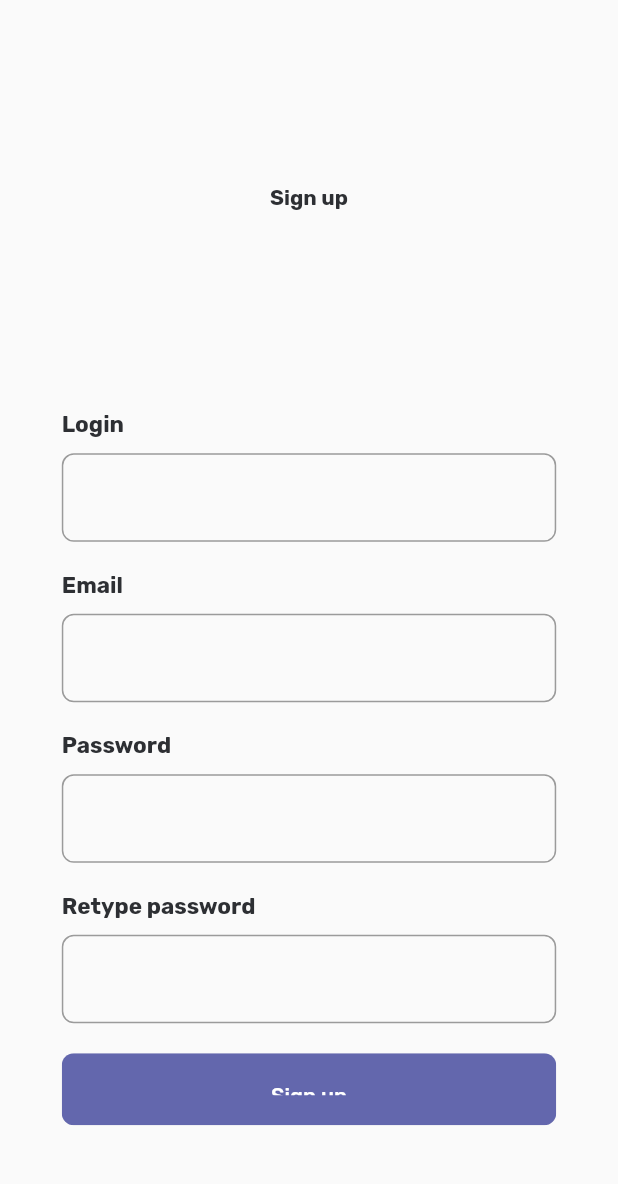
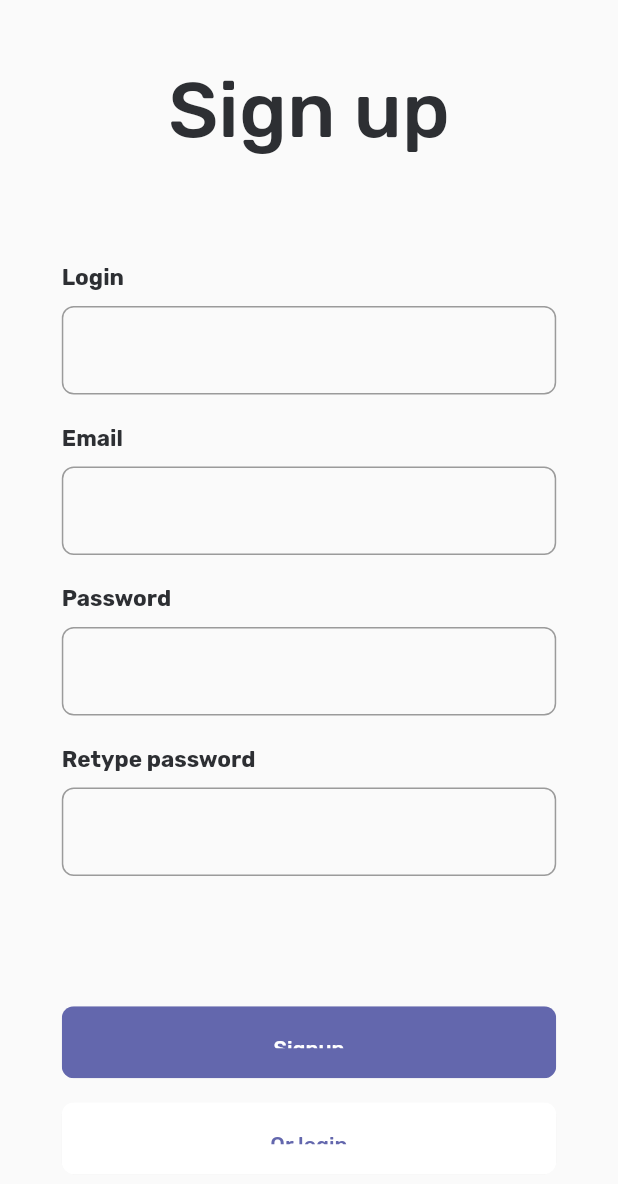
Before and after one commit to kormax/Oracle, a Flutter app: the screen it shows after launch, after a tap on "Signup", on a phone screen of 412 x 824 dp. Shown: the top 1184 px of the screen. Run offline on Flutter 3.47's test engine with Material 2 defaults, Android fonts, the phone set to English and light mode, and no system bars; our stand-ins replace flutter_svg.

Commit message:
Add text styles

```diff
--- a/lib/constants.dart
+++ b/lib/constants.dart
@@ -1 +1,2 @@
 export "constants/colors.dart";
+export "constants/text.dart";
--- /dev/null
+++ b/lib/constants/text.dart
@@ -0,0 +1,35 @@
+import 'package:flutter/material.dart';
+
+class Text_ {
+
+  const Text_();
+
+  static const heading1 = const TextStyle(
+      fontSize: 52,  height: 64/52,
+      fontWeight: FontWeight.w500);
+  static const heading2 = const TextStyle(
+      fontSize: 42,  height: 48/442,
+      fontWeight: FontWeight.w600);
+  static const heading3 = const TextStyle(
+      fontSize: 28,  height: 40/28,
+      fontWeight: FontWeight.w600);
+  static const heading4 = const TextStyle(
+      fontSize: 22, height: 24/22,
+      fontWeight: FontWeight.w500);
+
+
+  static const bodyMedium = const TextStyle(
+      fontSize: 16,  height: 24/16,
+      fontWeight: FontWeight.w500);
+  static const bodyRegular = const TextStyle(
+      fontSize: 16,  height: 24/16,
+      fontWeight: FontWeight.w400);
+  static const bodyLight = const TextStyle(
+      fontSize: 16, height: 24/16,
+      fontWeight: FontWeight.w300);
+
+  static const button = const TextStyle(
+      fontSize: 16, height: 24/16,
+      fontWeight: FontWeight.w400);
+
+}
--- a/lib/screens/initial/login.dart
+++ b/lib/screens/initial/login.dart
@@ -18,24 +18,32 @@ class _LoginScreenState extends State<LoginScreen> {
   @override
   Widget build(BuildContext context) {
     Size size = MediaQuery.of(context).size;
+    double margin = size.width * 0.1;
 
     return Scaffold(
         body: SingleChildScrollView(
+        child: SizedBox(
+          height: size.height,
             child: Column(
               mainAxisAlignment: MainAxisAlignment.center,
               children: <Widget>[
-            SizedBox(height: size.height * 0.15),
+                SizedBox(height: margin),
 
                 Text(
                     "Login",
-              style: TextStyle(fontWeight: FontWeight.bold),
+                    style: Text_.heading1
                 ),
 
-            SizedBox(height: size.height * 0.25),
+                Spacer(),
 
                 EntryField(label: "Login", type: EntryFieldType.plaintext),
                 EntryField(label: "Password", type: EntryFieldType.password),
-            Center(
+
+                Spacer(),
+
+                Container(
+                    margin: EdgeInsets.symmetric(horizontal: margin, vertical: 16),
+                    width: size.width - margin * 2,
                     child: Button(
                       text: "Login",
                       color: Colors_.primaryNormal,
@@ -44,12 +52,22 @@ class _LoginScreenState extends State<LoginScreen> {
                     )
                 ),
 
+                Container(
+                    margin: EdgeInsets.symmetric(horizontal: margin),
+                    width: size.width - margin * 2,
+                    child: Button(
+                      text: "Or signup",
+                      color: Colors_.grayscaleWhite,
+                      textColor: Colors_.primaryNormal,
+                      onPressed: () => Navigator.popAndPushNamed(context, "/signup"),
+                    )
+                ),
 
-            SizedBox(height: size.height * 0.05),
-
+                SizedBox(height: margin),
               ],
             ),
           ),
+        )
     );
   }
 }
--- a/lib/screens/initial/signup.dart
+++ b/lib/screens/initial/signup.dart
@@ -1,4 +1,4 @@
-import 'package:data/constants/colors.dart';
+import 'package:data/constants.dart';
 import 'package:data/widgets/button.dart';
 import 'package:data/widgets/entry_field.dart';
 import 'package:data/widgets/entry_field_type.dart';
@@ -18,6 +18,66 @@ class _SignUpScreenState extends State<SignUpScreen> {
   @override
   Widget build(BuildContext context) {
     Size size = MediaQuery.of(context).size;
+    double margin = size.width * 0.1;
+
+    return Scaffold(
+        body: SingleChildScrollView(
+          child: SizedBox(
+            height: size.height,
+            child: Column(
+              mainAxisAlignment: MainAxisAlignment.center,
+              children: <Widget>[
+                SizedBox(height: margin),
+
+                Text(
+                    "Sign up",
+                    style: Text_.heading1
+                ),
+
+                Spacer(),
+
+                EntryField(label: "Login", type: EntryFieldType.plaintext),
+                EntryField(label: "Email", type: EntryFieldType.plaintext),
+                EntryField(label: "Password", type: EntryFieldType.password),
+                EntryField(label: "Retype password", type: EntryFieldType.password),
+
+                Spacer(),
+
+                Container(
+                    margin: EdgeInsets.symmetric(horizontal: margin, vertical: 16),
+                    width: size.width - margin * 2,
+                    child: Button(
+                      text: "Signup",
+                      color: Colors_.primaryNormal,
+                      textColor: Colors_.grayscaleWhite,
+                      onPressed: () => Navigator.popAndPushNamed(context, "/main"),
+                    )
+                ),
+
+                Container(
+                    margin: EdgeInsets.symmetric(horizontal: margin),
+                    width: size.width - margin * 2,
+                    child: Button(
+                      text: "Or login",
+                      color: Colors_.grayscaleWhite,
+                      textColor: Colors_.primaryNormal,
+                      onPressed: () => Navigator.popAndPushNamed(context, "/login"),
+                    )
+                ),
+
+                SizedBox(height: margin),
+              ],
+            ),
+          ),
+        )
+    );
+  }
+  /*
+  @override
+  Widget build(BuildContext context) {
+    Size size = MediaQuery.of(context).size;
+
+
 
     return Scaffold(
       body: SingleChildScrollView(
@@ -50,5 +110,5 @@ class _SignUpScreenState extends State<SignUpScreen> {
         ),
       ),
     );
-  }
+  }*/
 }
--- a/lib/screens/initial/welcome.dart
+++ b/lib/screens/initial/welcome.dart
@@ -1,4 +1,4 @@
-import 'package:data/constants/colors.dart';
+import 'package:data/constants.dart';
 import 'package:data/widgets/button.dart';
 import 'package:flutter/material.dart';
 import 'package:flutter_svg/svg.dart';
@@ -20,10 +20,11 @@ class _OnboardingScreenState extends State<OnboardingScreen> {
 
     return Scaffold(
       body: SingleChildScrollView(
+        child: SizedBox(
+          height: size.height,
           child: Column(
-          mainAxisAlignment: MainAxisAlignment.center,
+          //mainAxisAlignment: MainAxisAlignment.center,
           children: <Widget>[
-            SizedBox(height: size.height * 0.05),
             SvgPicture.asset(
                 "assets/logo.svg",
                 height: size.height * 0.10,
@@ -32,14 +33,16 @@ class _OnboardingScreenState extends State<OnboardingScreen> {
                 color: Colors_.primary
             ),
             Text(
-              "Welcome screen",
-              style: TextStyle(fontWeight: FontWeight.bold),
+              "Welcome",
+              style: Text_.heading1
             ),
 
-            SizedBox(height: size.height * 0.45),
+            Spacer(),
 
 
-            Center(
+            Container(
+              margin: EdgeInsets.symmetric(horizontal: size.width * 0.1, vertical: 8),
+              width: size.width * 0.8,
               child: Button(
               text: "Login",
               color: Colors_.primaryNormal,
@@ -48,7 +51,10 @@ class _OnboardingScreenState extends State<OnboardingScreen> {
               )
             ),
 
-            Center(
+
+            Container(
+                margin: EdgeInsets.symmetric(horizontal: size.width * 0.1,  vertical: 8),
+                width: size.width * 0.8,
                 child: Button(
                   text: "Signup",
                   color: Colors_.grayscaleWhite,
@@ -57,11 +63,13 @@ class _OnboardingScreenState extends State<OnboardingScreen> {
                 )
             ),
 
-            SizedBox(height: size.height * 0.05),
+            SizedBox(height: size.width * 0.1 - 8)
+
 
           ],
         ),
       ),
+      )
     );
   }
 }
--- a/lib/screens/main.dart
+++ b/lib/screens/main.dart
@@ -112,7 +112,7 @@ class _MainNavigationScreenState extends State<MainNavigationScreen> {
         backgroundColor: Colors_.primary,
         actions: <Widget>[
           IconButton(
-            icon: const Icon(Icons.message_rounded),
+            icon: const Icon(Icons.supervised_user_circle_outlined),
             tooltip: 'Profile',
             onPressed: () =>
                 Navigator.of(context).pushNamed("/profile"),
--- a/lib/widgets/button.dart
+++ b/lib/widgets/button.dart
@@ -16,10 +16,7 @@ class Button extends StatelessWidget {
 
   @override
   Widget build(BuildContext context) {
-    Size size = MediaQuery.of(context).size;
     return Container(
-      margin: EdgeInsets.symmetric(vertical: 10),
-      width: size.width * 0.8,
       height: 48,
       child: ClipRRect(
         borderRadius: BorderRadius.circular(8),
```
Lines whose indentation alone changed are shown as unchanged.
